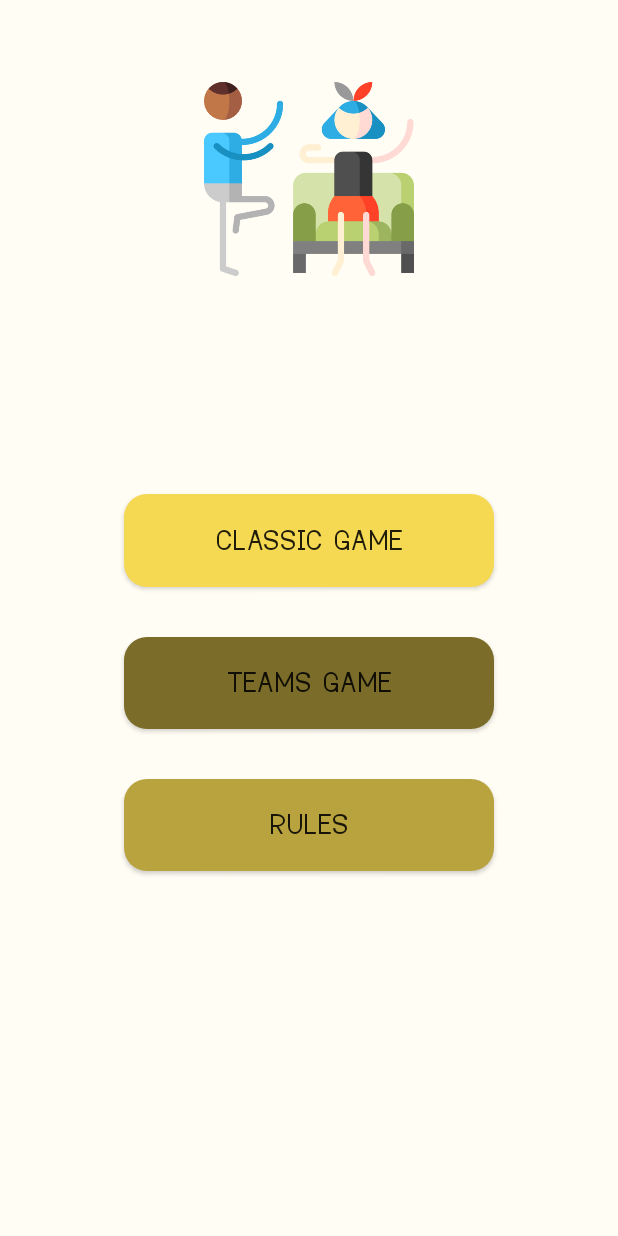
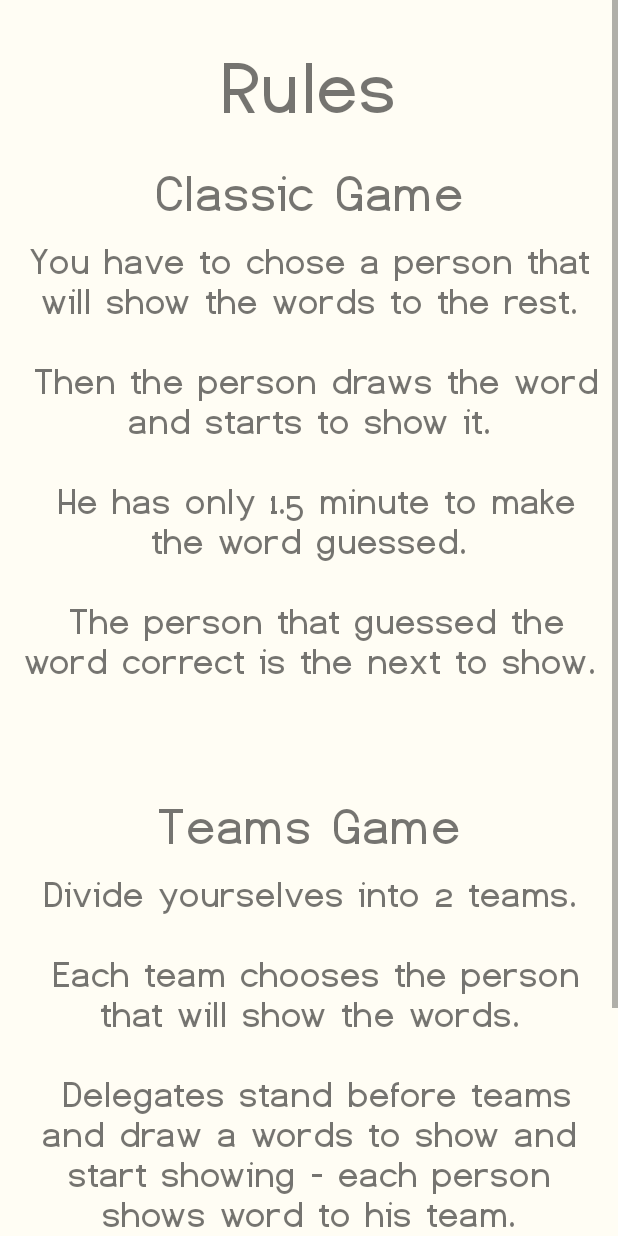
Before and after one commit to PatrykKudyk/PlayBox, an Android app: the fragment PictionaryMainMenuFragment placed in its activity, after a tap on "RULES", on a phone screen of 412 x 824 dp. Run offline under Robolectric (Android 15) with nearby library versions, the phone set to English and light mode, and no system bars.

Commit message:
added rules

```diff
--- a/PlayBox/app/src/main/java/com/partos/playbox/activities/MainActivity.kt
+++ b/PlayBox/app/src/main/java/com/partos/playbox/activities/MainActivity.kt
@@ -6,10 +6,12 @@ import androidx.appcompat.app.AppCompatActivity
 import com.partos.playbox.R
 import com.partos.playbox.fragments.MainMenuFragment
 import com.partos.playbox.fragments.pictionary.PictionaryMainMenuFragment
+import com.partos.playbox.fragments.pictionary.PictionaryRulesFragment
 
 class MainActivity : AppCompatActivity(),
     MainMenuFragment.OnFragmentInteractionListener,
-    PictionaryMainMenuFragment.OnFragmentInteractionListener {
+    PictionaryMainMenuFragment.OnFragmentInteractionListener,
+    PictionaryRulesFragment.OnFragmentInteractionListener {
 
     private lateinit var mainMenuFragment: MainMenuFragment
 
--- /dev/null
+++ b/PlayBox/app/src/main/java/com/partos/playbox/fragments/pictionary/PictionaryRulesFragment.kt
@@ -0,0 +1,85 @@
+package com.partos.playbox.fragments.pictionary
+
+import android.content.Context
+import android.net.Uri
+import android.os.Bundle
+import androidx.fragment.app.Fragment
+import android.view.LayoutInflater
+import android.view.View
+import android.view.ViewGroup
+import com.partos.playbox.R
+import java.lang.RuntimeException
+
+// TODO: Rename parameter arguments, choose names that match
+// the fragment initialization parameters, e.g. ARG_ITEM_NUMBER
+private const val ARG_PARAM1 = "param1"
+private const val ARG_PARAM2 = "param2"
+
+/**
+ * A simple [Fragment] subclass.
+ * Use the [PictionaryRulesFragment.newInstance] factory method to
+ * create an instance of this fragment.
+ */
+class PictionaryRulesFragment : Fragment() {
+    // TODO: Rename and change types of parameters
+    private var param1: String? = null
+    private var param2: String? = null
+    private var listener: OnFragmentInteractionListener? = null
+
+    override fun onCreate(savedInstanceState: Bundle?) {
+        super.onCreate(savedInstanceState)
+        arguments?.let {
+            param1 = it.getString(ARG_PARAM1)
+            param2 = it.getString(ARG_PARAM2)
+        }
+    }
+
+    fun onButtonPressed(uri: Uri) {
+        listener?.onFragmentInteraction(uri)
+    }
+
+    override fun onAttach(context: Context) {
+        super.onAttach(context)
+        if (context is OnFragmentInteractionListener){
+            listener = context
+        } else {
+            throw RuntimeException(context.toString() + " must implement OnFragmentInteractionListener")
+        }
+    }
+
+    override fun onDetach() {
+        super.onDetach()
+        listener = null
+    }
+
+    interface OnFragmentInteractionListener{
+        fun onFragmentInteraction(uri: Uri)
+    }
+
+    override fun onCreateView(
+        inflater: LayoutInflater, container: ViewGroup?,
+        savedInstanceState: Bundle?
+    ): View? {
+        // Inflate the layout for this fragment
+        return inflater.inflate(R.layout.fragment_pictionary_rules, container, false)
+    }
+
+    companion object {
+        /**
+         * Use this factory method to create a new instance of
+         * this fragment using the provided parameters.
+         *
+         * @param param1 Parameter 1.
+         * @param param2 Parameter 2.
+         * @return A new instance of fragment PictionaryRulesFragment.
+         */
+        // TODO: Rename and change types and number of parameters
+        @JvmStatic
+        fun newInstance() =
+            PictionaryRulesFragment().apply {
+                arguments = Bundle().apply {
+
+                }
+            }
+    }
+}
--- a/PlayBox/app/src/main/java/com/partos/playbox/logic/pictionary/PictionaryMainMenuLogic.kt
+++ b/PlayBox/app/src/main/java/com/partos/playbox/logic/pictionary/PictionaryMainMenuLogic.kt
@@ -6,9 +6,9 @@ import android.view.animation.AnimationUtils
 import android.widget.Button
 import androidx.fragment.app.FragmentManager
 import com.partos.playbox.R
-import kotlinx.android.synthetic.main.fragment_pictionary_main_menu.view.*
+import com.partos.playbox.fragments.pictionary.PictionaryRulesFragment
 
-class PictionaryMainMenuLogic (val rootView: View, val fragmentManager: FragmentManager) {
+class PictionaryMainMenuLogic(val rootView: View, val fragmentManager: FragmentManager) {
 
     private lateinit var classicButton: Button
     private lateinit var teamsButton: Button
@@ -42,7 +42,16 @@ class PictionaryMainMenuLogic (val rootView: View, val fragmentManager: Fragment
 
         }
         rulesButton.setOnClickListener {
-
+            val fragment = PictionaryRulesFragment.newInstance()
+            fragmentManager
+                .beginTransaction()
+                .setCustomAnimations(
+                    R.anim.enter_right_to_left, R.anim.exit_left_to_right,
+                    R.anim.enter_left_to_right, R.anim.exit_right_to_left
+                )
+                .replace(R.id.main_frame_layout, fragment)
+                .addToBackStack(PictionaryRulesFragment.toString())
+                .commit()
         }
     }
 
--- a/PlayBox/app/src/main/res/layout/fragment_pictionary_main_menu.xml
+++ b/PlayBox/app/src/main/res/layout/fragment_pictionary_main_menu.xml
@@ -69,7 +69,7 @@
             android:layout_height="0dp"
             android:background="@drawable/button_background_yellow_dark"
             android:fontFamily="@font/dustismo_bold"
-            android:text="@string/group"
+            android:text="@string/teams"
             android:textSize="20dip"
             android:visibility="gone"
             app:layout_constraintEnd_toEndOf="parent"
--- /dev/null
+++ b/PlayBox/app/src/main/res/layout/fragment_pictionary_rules.xml
@@ -0,0 +1,70 @@
+<?xml version="1.0" encoding="utf-8"?>
+<FrameLayout xmlns:android="http://schemas.android.com/apk/res/android"
+    xmlns:tools="http://schemas.android.com/tools"
+    android:layout_width="match_parent"
+    android:layout_height="match_parent"
+    tools:context=".fragments.pictionary.PictionaryRulesFragment">
+
+    <ScrollView
+        android:layout_width="match_parent"
+        android:layout_height="match_parent"
+        android:background="@color/colorBackground">
+
+        <LinearLayout
+            android:layout_width="match_parent"
+            android:layout_height="wrap_content"
+            android:layout_marginStart="12dp"
+            android:layout_marginEnd="12dp"
+            android:layout_marginBottom="8dp"
+            android:orientation="vertical">
+
+            <TextView
+                android:layout_width="match_parent"
+                android:layout_height="wrap_content"
+                android:layout_marginTop="32dp"
+                android:text="@string/rules"
+                android:gravity="center"
+                android:textSize="50dip"
+                android:fontFamily="@font/dustismo_bold"/>
+
+            <TextView
+                android:layout_width="match_parent"
+                android:layout_height="wrap_content"
+                android:layout_marginTop="24dp"
+                android:text="@string/classic"
+                android:gravity="center"
+                android:textSize="35dip"
+                android:fontFamily="@font/dustismo_bold"/>
+
+            <TextView
+                android:layout_width="match_parent"
+                android:layout_height="wrap_content"
+                android:layout_marginTop="12dp"
+                android:text="@string/pictionary_rules_classic"
+                android:gravity="center"
+                android:textSize="25dip"
+                android:fontFamily="@font/dustismo_bold"/>
+
+            <TextView
+                android:layout_width="match_parent"
+                android:layout_height="wrap_content"
+                android:layout_marginTop="24dp"
+                android:text="@string/teams"
+                android:gravity="center"
+                android:textSize="35dip"
+                android:fontFamily="@font/dustismo_bold"/>
+
+            <TextView
+                android:layout_width="match_parent"
+                android:layout_height="wrap_content"
+                android:layout_marginTop="12dp"
+                android:text="@string/pictionary_rules_teams"
+                android:gravity="center"
+                android:textSize="25dip"
+                android:fontFamily="@font/dustismo_bold"/>
+
+        </LinearLayout>
+
+    </ScrollView>
+
+</FrameLayout>
--- a/PlayBox/app/src/main/res/values/strings.xml
+++ b/PlayBox/app/src/main/res/values/strings.xml
@@ -5,6 +5,14 @@
     <string name="rules">Rules</string>
     <string name="play">Play</string>
     <string name="classic">Classic Game</string>
-    <string name="group">Teams Game</string>
+    <string name="teams">Teams Game</string>
+    <string name="pictionary_rules_classic">You have to chose a person that will show the words to the rest.\n\n
+    Then the person draws the word and starts to show it.\n\n
+    He has only 1.5 minute to make the word guessed.\n\n
+    The person that guessed the word correct is the next to show.\n\n</string>
+    <string name="pictionary_rules_teams">Divide yourselves into 2 teams.\n\n
+    Each team chooses the person that will show the words.\n\n
+    Delegates stand before teams and draw a words to show and start showing - each person shows word to his team.\n\n
+    If the teams guessed their word - they get the point, but if they guessed the enemies word - the enemies get the point\n\n</string>
 
 </resources>
```
Also changed, not shown: 1 other file.
